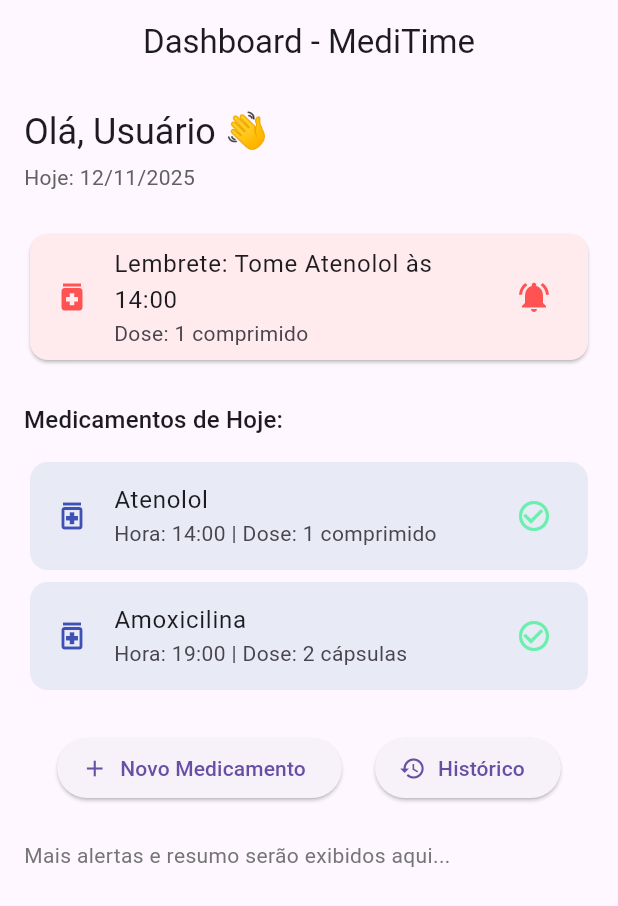
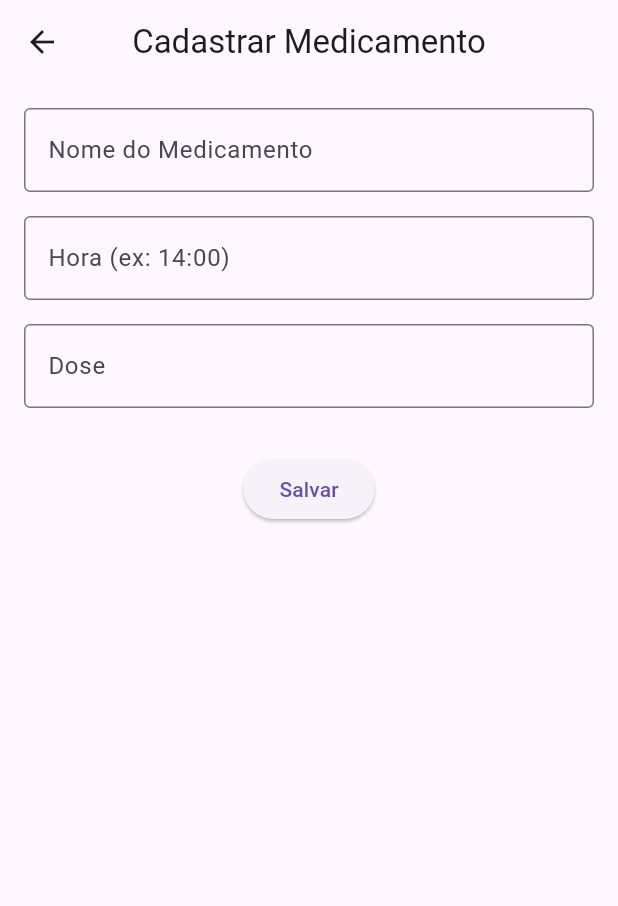
Before and after one commit to arnjr1986/MediTime2.0, a Flutter app: the screen it shows after launch, after a tap on "Novo Medicamento", on a phone screen of 412 x 824 dp. Shown: the top 906 px of the screen. Run offline on Flutter 3.47's test engine with Material 3 defaults, Android fonts, the light colour scheme and no system bars.

Commit message:
Tela de Cadastro de Medicamento

```diff
--- a/lib/main.dart
+++ b/lib/main.dart
@@ -16,6 +16,9 @@
         useMaterial3: true,
       ),
       home: const DashboardScreen(),
+      routes: {
+        '/cadastro': (context) => const CadastroMedicamentoScreen(),
+      },
     );
   }
 }
@@ -23,7 +26,6 @@
 class DashboardScreen extends StatelessWidget {
   const DashboardScreen({super.key});
 
-  // Mock de lista de medicamentos, será dinâmica no futuro
   final List<Map<String, String>> medicamentos = const [
     {
       "nome": "Atenolol",
@@ -50,7 +52,6 @@
           child: Column(
             crossAxisAlignment: CrossAxisAlignment.start,
             children: [
-              // Saudação e data
               Text(
                 "Olá, Usuário 👋",
                 style: Theme.of(context).textTheme.headlineSmall,
@@ -61,7 +62,6 @@
                 style: TextStyle(color: Colors.grey[700]),
               ),
               const SizedBox(height: 24),
-              // Card de alerta de medicação
               Card(
                 color: Colors.red[50],
                 child: ListTile(
@@ -72,7 +72,6 @@
                 ),
               ),
               const SizedBox(height: 24),
-              // Lista de medicamentos do dia
               Text(
                 "Medicamentos de Hoje:",
                 style: Theme.of(context).textTheme.titleMedium,
@@ -89,14 +88,15 @@
                     ),
                   )),
               const SizedBox(height: 24),
-              // Botões de ações rápidas
               Row(
                 mainAxisAlignment: MainAxisAlignment.spaceEvenly,
                 children: [
                   ElevatedButton.icon(
                     icon: const Icon(Icons.add),
                     label: const Text("Novo Medicamento"),
-                    onPressed: () {},
+                    onPressed: () {
+                      Navigator.pushNamed(context, '/cadastro');
+                    },
                   ),
                   ElevatedButton.icon(
                     icon: const Icon(Icons.history),
@@ -117,3 +117,83 @@
     );
   }
 }
+
+class CadastroMedicamentoScreen extends StatefulWidget {
+  const CadastroMedicamentoScreen({super.key});
+
+  @override
+  _CadastroMedicamentoScreenState createState() => _CadastroMedicamentoScreenState();
+}
+
+class _CadastroMedicamentoScreenState extends State<CadastroMedicamentoScreen> {
+  final _formKey = GlobalKey<FormState>();
+  final TextEditingController _nomeController = TextEditingController();
+  final TextEditingController _horaController = TextEditingController();
+  final TextEditingController _doseController = TextEditingController();
+
+  @override
+  void dispose() {
+    _nomeController.dispose();
+    _horaController.dispose();
+    _doseController.dispose();
+    super.dispose();
+  }
+
+  void _submitForm() {
+    if (_formKey.currentState?.validate() ?? false) {
+      // Aqui você pode processar os dados do formulário (exibir, salvar, etc)
+      Navigator.pop(context);
+    }
+  }
+
+  @override
+  Widget build(BuildContext context) {
+    return Scaffold(
+      appBar: AppBar(
+        title: const Text('Cadastrar Medicamento'),
+        centerTitle: true,
+      ),
+      body: Padding(
+        padding: const EdgeInsets.all(16.0),
+        child: Form(
+          key: _formKey,
+          child: Column(
+            children: [
+              TextFormField(
+                controller: _nomeController,
+                decoration: const InputDecoration(
+                  labelText: 'Nome do Medicamento',
+                  border: OutlineInputBorder(),
+                ),
+                validator: (value) => value == null || value.isEmpty ? 'Informe o nome' : null,
+              ),
+              const SizedBox(height: 16),
+              TextFormField(
+                controller: _horaController,
+                decoration: const InputDecoration(
+                  labelText: 'Hora (ex: 14:00)',
+                  border: OutlineInputBorder(),
+                ),
+                validator: (value) => value == null || value.isEmpty ? 'Informe a hora' : null,
+              ),
+              const SizedBox(height: 16),
+              TextFormField(
+                controller: _doseController,
+                decoration: const InputDecoration(
+                  labelText: 'Dose',
+                  border: OutlineInputBorder(),
+                ),
+                validator: (value) => value == null || value.isEmpty ? 'Informe a dose' : null,
+              ),
+              const SizedBox(height: 30),
+              ElevatedButton(
+                onPressed: _submitForm,
+                child: const Text('Salvar'),
+              ),
+            ],
+          ),
+        ),
+      ),
+    );
+  }
+}
```
Lines whose indentation alone changed are shown as unchanged.
